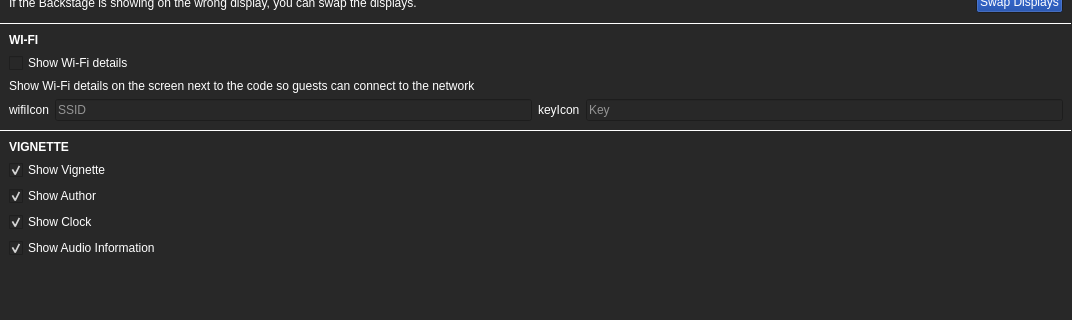
Before: the Qt Designer form event/eventmodesettings.ui in theCheeseboard/thephoto, drawn with Qt 5; both pictures show x 0 to 1072 and y 232 to 552 of the 1072 by 652 pixel window.
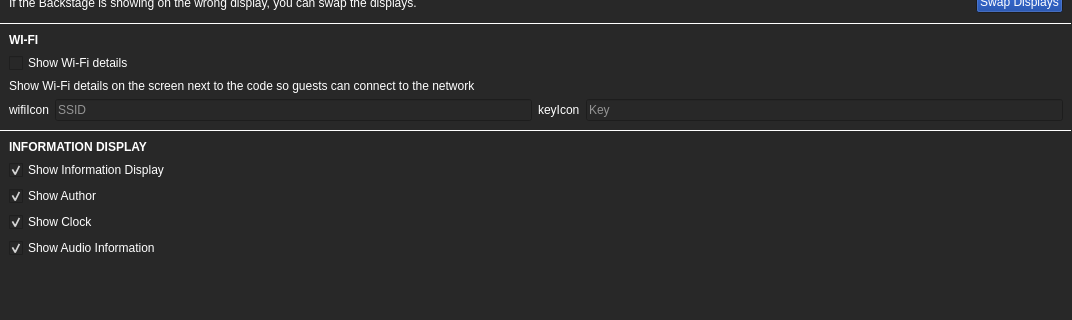
After: the same form once the commit is applied. Icons and pictures are not drawn.

What changed in the file:
```diff
--- a/event/eventmodesettings.ui
+++ b/event/eventmodesettings.ui
@@ -810,14 +810,14 @@
             </font>
            </property>
            <property name="text">
-            <string>VIGNETTE</string>
+            <string>INFORMATION DISPLAY</string>
            </property>
           </widget>
          </item>
          <item>
           <widget class="QCheckBox" name="showVignette">
            <property name="text">
-            <string>Show Vignette</string>
+            <string>Show Information Display</string>
            </property>
            <property name="checked">
             <bool>true</bool>
```
Left out of the diff: 4 changed lines with no effect on the pictures.
